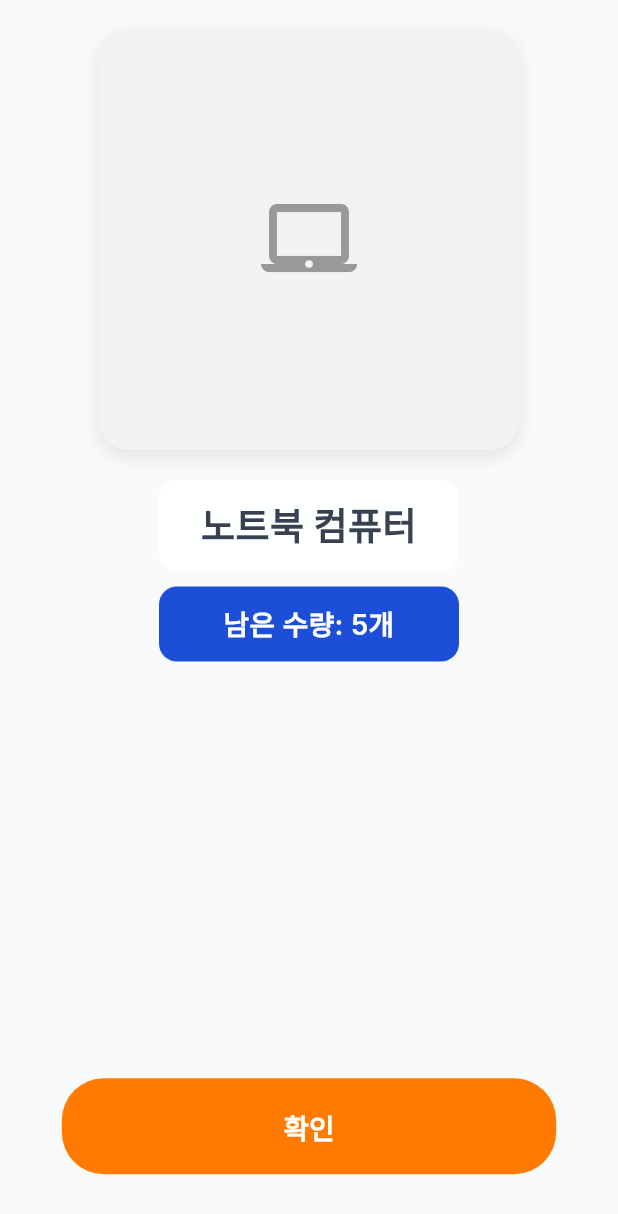
After one commit to KSEB-Rescue-Pang/flutter-pda-app, a Flutter app: the ItemConfirmationScreen screen opened by its route, on a phone screen of 412 x 824 dp. The commit adds this screen. Shown: the top 1214 px of the screen. Run offline on Flutter 3.47's test engine with Material 3 defaults, Android fonts, the phone set to English and light mode, and no system bars; our stand-ins replace auto_route; Roboto replaces fonts that are missing (Inter).

Commit message:
feat: 물품 확인 화면 추가 및 라우트 설정

```diff
--- a/lib/core/router/app_router.dart
+++ b/lib/core/router/app_router.dart
@@ -2,6 +2,7 @@ import 'package:auto_route/auto_route.dart';
 import '../../presentation/pages/login_page.dart';
 import '../../presentation/pages/basic_screen.dart';
 import '../../presentation/pages/mission_briefing_screen.dart';
+import '../../presentation/pages/item_confirmation_screen.dart';
 
 part 'app_router.gr.dart';
 
@@ -19,5 +20,8 @@ class AppRouter extends _$AppRouter {
 
     // Mission Briefing Screen (진열 물품 리스트 화면)
     AutoRoute(path: '/mission-briefing', page: MissionBriefingRoute.page),
+
+    // Item Confirmation Screen (물품 확인 화면)
+    AutoRoute(path: '/item-confirmation', page: ItemConfirmationRoute.page),
   ];
 }
--- /dev/null
+++ b/lib/presentation/pages/item_confirmation_screen.dart
@@ -0,0 +1,231 @@
+import 'package:flutter/material.dart';
+import 'package:auto_route/auto_route.dart';
+import '../../core/constants/app_colors.dart';
+
+/// Item Confirmation Screen - 물품 확인 화면
+/// 스캔된 물품의 정보를 확인하고 작업을 진행하는 화면
+@RoutePage()
+class ItemConfirmationScreen extends StatefulWidget {
+  const ItemConfirmationScreen({super.key});
+
+  @override
+  State<ItemConfirmationScreen> createState() => _ItemConfirmationScreenState();
+}
+
+class _ItemConfirmationScreenState extends State<ItemConfirmationScreen> {
+  // 샘플 제품 데이터
+  final Map<String, dynamic> _product = {
+    'name': '노트북 컴퓨터',
+    'quantity': 5,
+    'imageUrl': null, // 실제 이미지 URL로 교체 가능
+  };
+
+  bool _isLoading = false;
+
+  @override
+  Widget build(BuildContext context) {
+    final screenSize = MediaQuery.of(context).size;
+    final padding = MediaQuery.of(context).padding;
+    final availableHeight = screenSize.height - padding.top - padding.bottom;
+
+    return Scaffold(
+      backgroundColor: AppColors.background,
+      body: SafeArea(
+        child: Padding(
+          padding: const EdgeInsets.symmetric(horizontal: 20.0),
+          child: Column(
+            children: [
+              const SizedBox(height: 20.0),
+
+              // 제품 이미지 카드
+              Center(
+                child: Container(
+                  width: screenSize.width * 0.75, // 화면 너비의 75%
+                  height: screenSize.width * 0.75, // 정사각형 유지
+                  constraints: const BoxConstraints(
+                    maxWidth: 280.0,
+                    maxHeight: 280.0,
+                  ),
+                  decoration: BoxDecoration(
+                    color: AppColors.white,
+                    borderRadius: BorderRadius.circular(20.0),
+                    boxShadow: [
+                      BoxShadow(
+                        color: Colors.black.withOpacity(0.1),
+                        blurRadius: 10.0,
+                        offset: const Offset(0, 4),
+                      ),
+                    ],
+                  ),
+                  child: ClipRRect(
+                    borderRadius: BorderRadius.circular(20.0),
+                    child: Container(
+                      width: double.infinity,
+                      height: double.infinity,
+                      color: const Color(0xFFF2F2F2),
+                      child: _product['imageUrl'] != null
+                          ? Image.network(
+                              _product['imageUrl'],
+                              fit: BoxFit.cover,
+                            )
+                          : const Icon(
+                              Icons.laptop_mac_outlined,
+                              color: AppColors.textSecondary,
+                              size: 64.0,
+                            ),
+                    ),
+                  ),
+                ),
+              ),
+
+              const SizedBox(height: 20.0),
+
+              // 제품 이름 배경
+              Center(
+                child: Container(
+                  width: screenSize.width * 0.6, // 화면 너비의 60%
+                  constraints: const BoxConstraints(
+                    maxWidth: 200.0,
+                    minHeight: 60.0,
+                  ),
+                  decoration: BoxDecoration(
+                    color: AppColors.white.withOpacity(0.9),
+                    borderRadius: BorderRadius.circular(12.0),
+                  ),
+                  child: Center(
+                    child: Padding(
+                      padding: const EdgeInsets.symmetric(vertical: 12.0),
+                      child: Text(
+                        _product['name'],
+                        style: TextStyle(
+                          fontSize: screenSize.width * 0.06, // 반응형 폰트 크기
+                          fontWeight: FontWeight.w700,
+                          color: AppColors.textPrimary,
+                        ),
+                        textAlign: TextAlign.center,
+                        maxLines: 2,
+                        overflow: TextOverflow.ellipsis,
+                      ),
+                    ),
+                  ),
+                ),
+              ),
+
+              const SizedBox(height: 10.0),
+
+              // 수량 정보 배경
+              Center(
+                child: Container(
+                  width: screenSize.width * 0.6, // 화면 너비의 60%
+                  constraints: const BoxConstraints(
+                    maxWidth: 200.0,
+                    minHeight: 50.0,
+                  ),
+                  decoration: BoxDecoration(
+                    color: AppColors.primary,
+                    borderRadius: BorderRadius.circular(12.0),
+                  ),
+                  child: Center(
+                    child: Padding(
+                      padding: const EdgeInsets.symmetric(vertical: 10.0),
+                      child: Text(
+                        '남은 수량: ${_product['quantity']}개',
+                        style: TextStyle(
+                          fontSize: screenSize.width * 0.045, // 반응형 폰트 크기
+                          fontWeight: FontWeight.w600,
+                          color: AppColors.textWhite,
+                        ),
+                        textAlign: TextAlign.center,
+                      ),
+                    ),
+                  ),
+                ),
+              ),
+
+              const Spacer(),
+
+              // 확인 버튼
+              Center(
+                child: SizedBox(
+                  width: screenSize.width * 0.8, // 화면 너비의 80%
+                  height: 64.0,
+                  child: ElevatedButton(
+                    onPressed: _isLoading ? null : _handleConfirm,
+                    style: ElevatedButton.styleFrom(
+                      backgroundColor: AppColors.accent,
+                      foregroundColor: AppColors.textWhite,
+                      shape: RoundedRectangleBorder(
+                        borderRadius: BorderRadius.circular(28.0),
+                      ),
+                      elevation: 0,
+                    ),
+                    child: _isLoading
+                        ? const SizedBox(
+                            width: 24.0,
+                            height: 24.0,
+                            child: CircularProgressIndicator(
+                              strokeWidth: 2.0,
+                              valueColor: AlwaysStoppedAnimation<Color>(
+                                Colors.white,
+                              ),
+                            ),
+                          )
+                        : Text(
+                            '확인',
+                            style: TextStyle(
+                              fontSize: screenSize.width * 0.045, // 반응형 폰트 크기
+                              fontWeight: FontWeight.w700,
+                            ),
+                          ),
+                  ),
+                ),
+              ),
+
+              SizedBox(height: availableHeight * 0.05), // 화면 높이의 5%
+            ],
+          ),
+        ),
+      ),
+    );
+  }
+
+  /// 확인 버튼 처리 메서드
+  Future<void> _handleConfirm() async {
+    setState(() {
+      _isLoading = true;
+    });
+
+    try {
+      // TODO: 확인 로직 구현
+      await Future.delayed(const Duration(seconds: 2)); // 임시 딜레이
+
+      if (mounted) {
+        // TODO: 다음 화면으로 네비게이션 또는 작업 완료 처리
+        print('물품 확인이 완료되었습니다.');
+
+        // 성공 메시지 표시
+        ScaffoldMessenger.of(context).showSnackBar(
+          const SnackBar(
+            content: Text('물품이 성공적으로 확인되었습니다.'),
+            backgroundColor: AppColors.primary,
+          ),
+        );
+      }
+    } catch (e) {
+      if (mounted) {
+        ScaffoldMessenger.of(context).showSnackBar(
+          SnackBar(
+            content: Text('확인 중 오류가 발생했습니다: ${e.toString()}'),
+            backgroundColor: Colors.red,
+          ),
+        );
+      }
+    } finally {
+      if (mounted) {
+        setState(() {
+          _isLoading = false;
+        });
+      }
+    }
+  }
+}
```
Also changed, not shown: lib/core/router/app_router.gr.dart.
